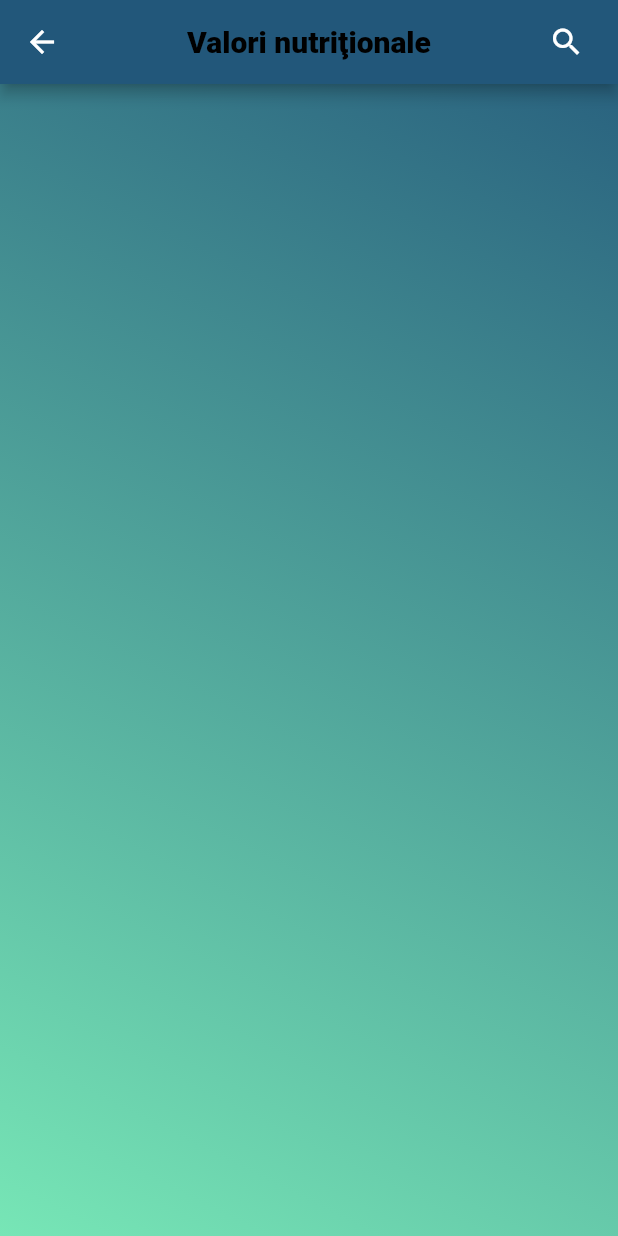
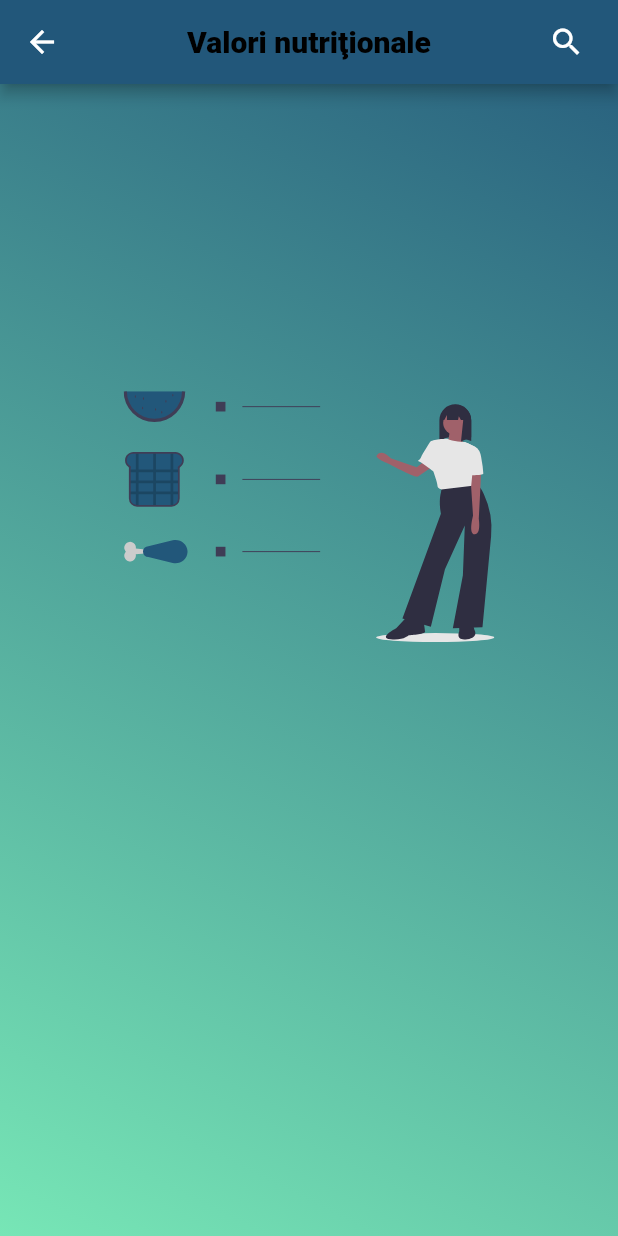
Before and after one commit to Andreeamcr/sugarbetes, a Flutter app: the FoodPage screen opened by its route, on a phone screen of 412 x 824 dp. Run offline on Flutter 3.47's test engine with Material 2 defaults, Android fonts, the phone set to English and light mode, and no system bars; our stand-ins replace cloud_firestore, firebase_auth, firebase_core, flutter_svg, modal_progress_hud_nsn; accounts and stored records are empty; Roboto replaces fonts that are missing (MontserratAlternates); project files that could hold a hidden picture were left out.

```diff
--- a/Project/lib/main.dart
+++ b/Project/lib/main.dart
@@ -1,6 +1,7 @@
 import 'package:flutter/material.dart';
 import 'package:sugarbetes/screens/food_page.dart';
 import 'package:sugarbetes/screens/formulas_screen.dart';
+import 'package:sugarbetes/screens/glicemii_screen.dart';
 import 'package:sugarbetes/screens/insulin_page.dart';
 import 'package:sugarbetes/screens/home_page.dart';
 import 'package:sugarbetes/screens/mathematics_screen.dart';
@@ -47,6 +48,7 @@ class MyApp extends StatelessWidget {
         ReminderPage.id: (context) => ReminderPage(),
         SettingsPage.id: (context) => SettingsPage(),
         FoodPage.id: (context) => FoodPage(),
+        GlicemiiPage.id: (context) => GlicemiiPage(),
       },
       // home: WelcomePage(),
     );
--- a/Project/lib/screens/food_page.dart
+++ b/Project/lib/screens/food_page.dart
@@ -1,4 +1,5 @@
 import 'package:flutter/material.dart';
+import 'package:flutter_svg/flutter_svg.dart';
 import 'package:sugarbetes/utils/background_design.dart';
 import 'package:sugarbetes/utils/constants.dart';
 
@@ -15,9 +16,11 @@ class _FoodPageState extends State<FoodPage> {
     'Valori nutriţionale',
     style: kMathTextStyleBold,
   );
+  bool isVisible = true;
   @override
   Widget build(BuildContext context) {
     double width = MediaQuery.of(context).size.width;
+    double height = MediaQuery.of(context).size.height;
     return Stack(
       children: [
         BackgroundColorWidget(),
@@ -35,6 +38,7 @@ class _FoodPageState extends State<FoodPage> {
                 icon: customIcon,
                 onPressed: () {
                   setState(() {
+                    isVisible = false;
                     if (customIcon.icon == Icons.search) {
                       customIcon = const Icon(Icons.cancel);
                       customSearchBar = const ListTile(
@@ -53,6 +57,7 @@ class _FoodPageState extends State<FoodPage> {
                         ),
                       );
                     } else {
+                      isVisible = true;
                       customIcon = const Icon(Icons.search);
                       customSearchBar = const Text(
                         'Valori nutriţionale',
@@ -69,7 +74,24 @@ class _FoodPageState extends State<FoodPage> {
           backgroundColor: Colors.transparent,
           body: SingleChildScrollView(
             child: Column(
-              children: [],
+              children: [
+                Visibility(
+                  child: Align(
+                    alignment: Alignment.center,
+                    child: Padding(
+                      padding: EdgeInsets.only(top: height * 0.2),
+                      child: Container(
+                        child: SvgPicture.asset(
+                          'assets/svg/food.svg',
+                        ),
+                        height: height * 0.3,
+                        width: width * 0.6,
+                      ),
+                    ),
+                  ),
+                  visible: isVisible,
+                ),
+              ],
             ),
           ),
         ),
--- a/Project/lib/screens/home_page.dart
+++ b/Project/lib/screens/home_page.dart
@@ -5,6 +5,7 @@ import 'package:sugarbetes/components/icon_text_data.dart';
 import 'package:sugarbetes/components/reusable_home_card.dart';
 import 'package:sugarbetes/screens/alarms_screen.dart';
 import 'package:sugarbetes/screens/food_page.dart';
+import 'package:sugarbetes/screens/glicemii_screen.dart';
 import 'package:sugarbetes/screens/settings_screen.dart';
 import 'package:sugarbetes/utils/constants.dart';
 import 'package:sugarbetes/screens/sign_in_page.dart';
@@ -125,7 +126,8 @@ class _HomePageState extends State<HomePage> {
                         child: ReusableHomeCard(
                           color: kFullNavyBlue,
                           radius: BorderRadius.zero,
-                          onPress: () => print('HELLO5'),
+                          onPress: () =>
+                              Navigator.pushNamed(context, GlicemiiPage.id),
                           cardChild: IconTextWidget(
                             icon: Icons.opacity,
                             label: 'Glicemii',
--- a/Project/pubspec.yaml
+++ b/Project/pubspec.yaml
@@ -54,6 +54,7 @@ flutter:
     - assets/images/IMG_8830.jpg
     - assets/svg/time_management.svg
     - assets/svg/database.svg
+    - assets/svg/food.svg
 
   fonts:
     - family: IndieFlower
```
Also changed, not shown: Project/lib/screens/glicemii_screen.dart (added, +24 -0 lines), Project/assets/svg/food.svg (added).
